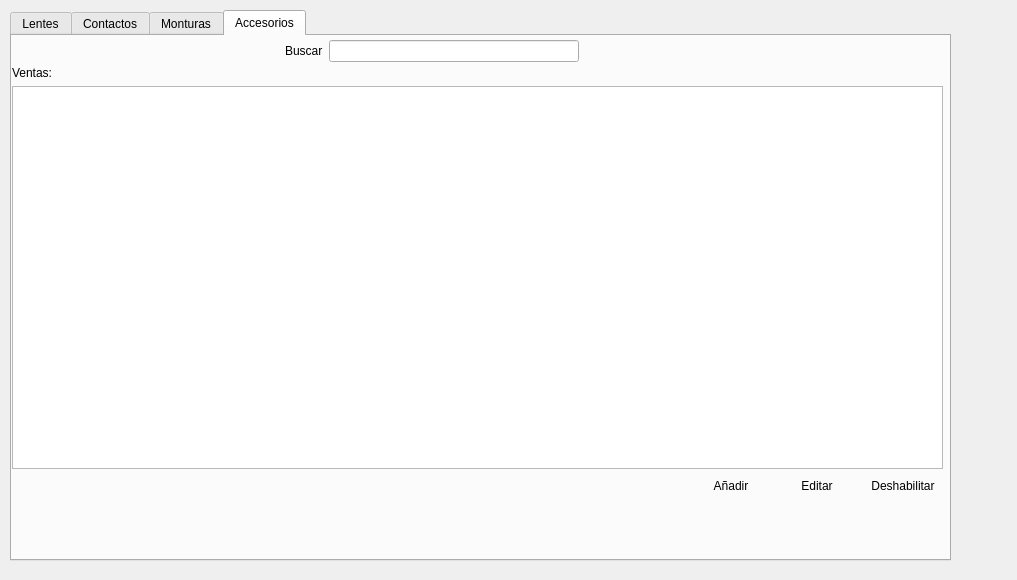
Above: ui_venta.ui from benArambide/ProyFinal-IS2 before the change. Below: the same form after it.
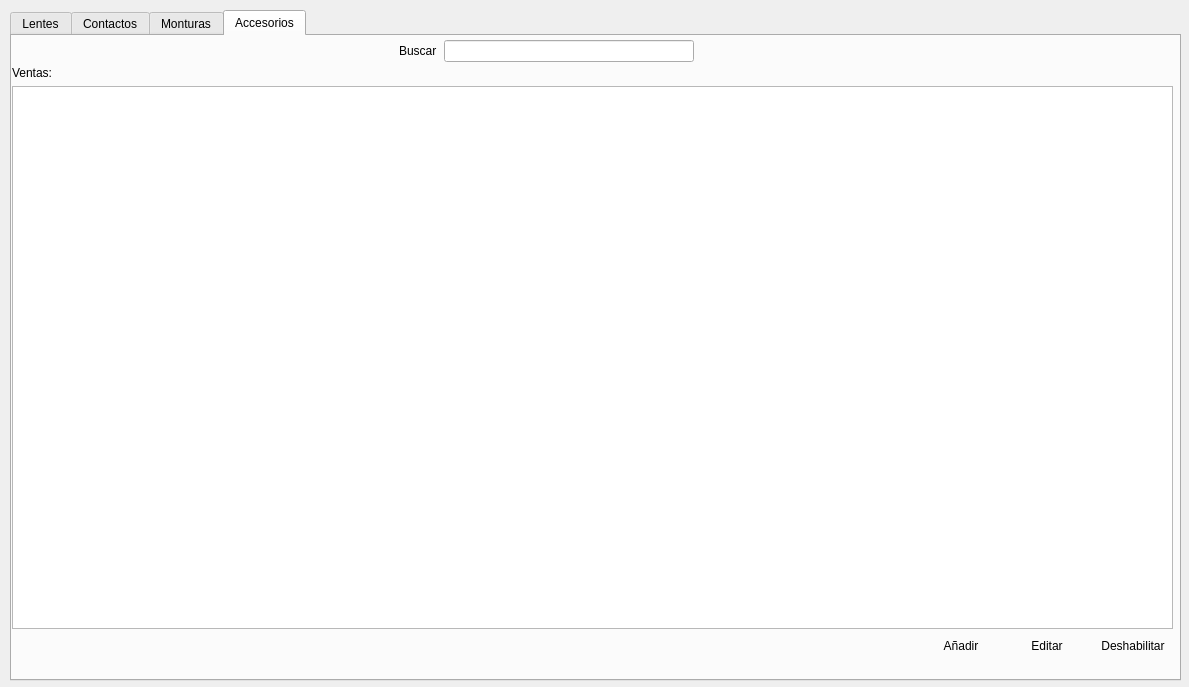
That is the form after the change. Icons and pictures are not drawn.

What changed in the file:
```diff
--- a/ui_venta.ui
+++ b/ui_venta.ui
@@ -6,8 +6,8 @@
    <rect>
     <x>0</x>
     <y>0</y>
-    <width>1017</width>
-    <height>580</height>
+    <width>1189</width>
+    <height>687</height>
    </rect>
   </property>
   <property name="windowTitle">
@@ -18,8 +18,8 @@
     <rect>
      <x>10</x>
      <y>10</y>
-     <width>941</width>
-     <height>551</height>
+     <width>1171</width>
+     <height>671</height>
     </rect>
    </property>
    <property name="currentIndex">
@@ -729,7 +729,7 @@
       <rect>
        <x>0</x>
        <y>0</y>
-       <width>931</width>
+       <width>1161</width>
        <height>31</height>
       </rect>
      </property>
@@ -822,8 +822,8 @@
       <rect>
        <x>0</x>
        <y>30</y>
-       <width>931</width>
-       <height>451</height>
+       <width>1161</width>
+       <height>611</height>
       </rect>
      </property>
      <layout class="QGridLayout" name="gridLayout_44">
```
Left out of the diff: 65 changed lines with no effect on the pictures.
